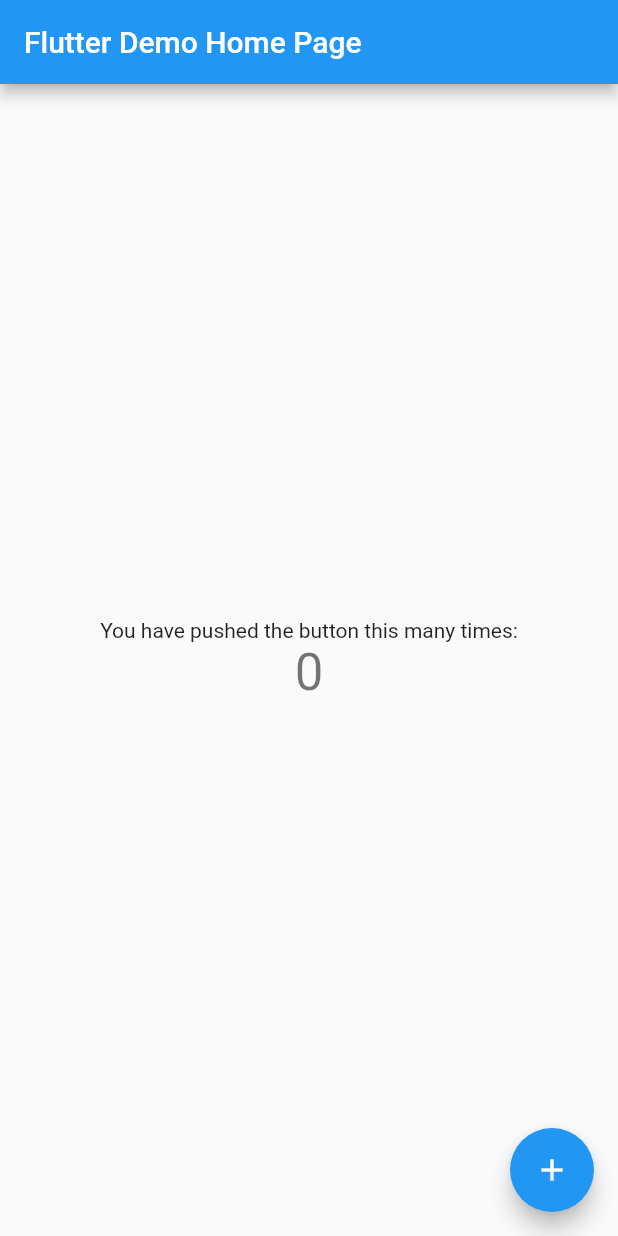
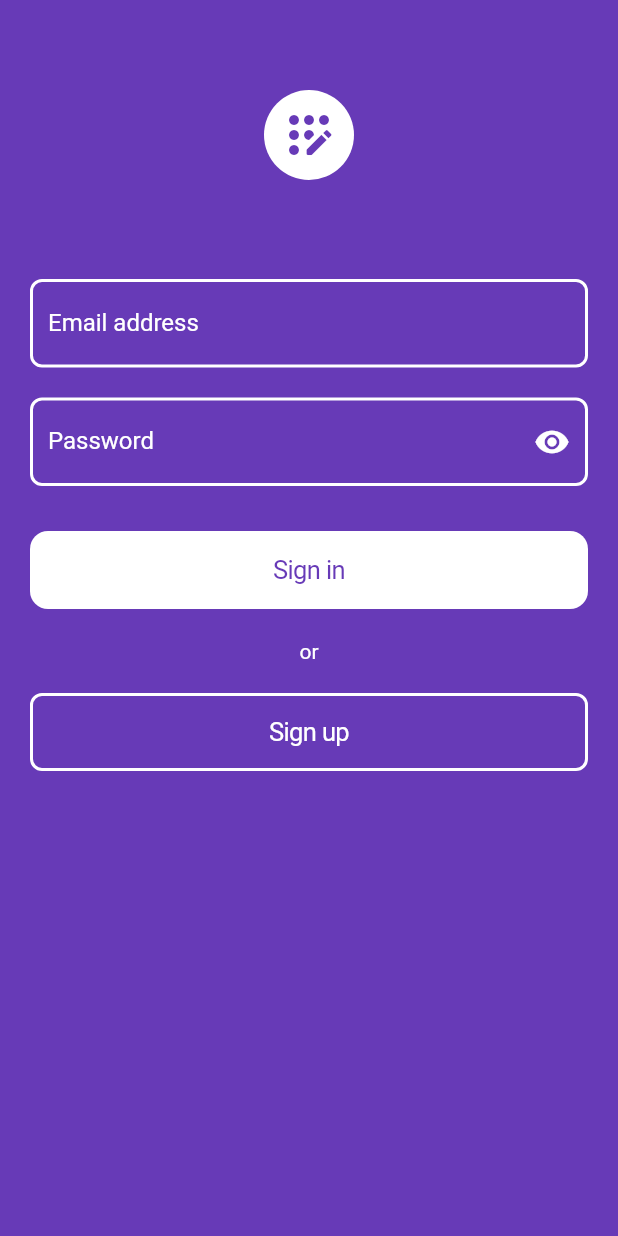
Before and after one commit to graphicbeacon/todo_auth_app, a Flutter app: the screen it shows after launch, on a phone screen of 412 x 824 dp. Run offline on Flutter 3.47's test engine with Material 2 defaults, Android fonts, the phone set to English and light mode, and no system bars; our stand-ins replace go_router.

Commit message:
Set up routing and screens

```diff
--- a/packages/todo_auth_client/lib/main.dart
+++ b/packages/todo_auth_client/lib/main.dart
@@ -1,115 +1,6 @@
 import 'package:flutter/material.dart';
+import 'package:todo_auth_client/src/app/app.dart';
 
 void main() {
-  runApp(const MyApp());
+  runApp(App());
 }
-
-class MyApp extends StatelessWidget {
-  const MyApp({super.key});
-
-  // This widget is the root of your application.
-  @override
-  Widget build(BuildContext context) {
-    return MaterialApp(
-      title: 'Flutter Demo',
-      theme: ThemeData(
-        // This is the theme of your application.
-        //
-        // Try running your application with "flutter run". You'll see the
-        // application has a blue toolbar. Then, without quitting the app, try
-        // changing the primarySwatch below to Colors.green and then invoke
-        // "hot reload" (press "r" in the console where you ran "flutter run",
-        // or simply save your changes to "hot reload" in a Flutter IDE).
-        // Notice that the counter didn't reset back to zero; the application
-        // is not restarted.
-        primarySwatch: Colors.blue,
-      ),
-      home: const MyHomePage(title: 'Flutter Demo Home Page'),
-    );
-  }
-}
-
-class MyHomePage extends StatefulWidget {
-  const MyHomePage({super.key, required this.title});
-
-  // This widget is the home page of your application. It is stateful, meaning
-  // that it has a State object (defined below) that contains fields that affect
-  // how it looks.
-
-  // This class is the configuration for the state. It holds the values (in this
-  // case the title) provided by the parent (in this case the App widget) and
-  // used by the build method of the State. Fields in a Widget subclass are
-  // always marked "final".
-
-  final String title;
-
-  @override
-  State<MyHomePage> createState() => _MyHomePageState();
-}
-
-class _MyHomePageState extends State<MyHomePage> {
-  int _counter = 0;
-
-  void _incrementCounter() {
-    setState(() {
-      // This call to setState tells the Flutter framework that something has
-      // changed in this State, which causes it to rerun the build method below
-      // so that the display can reflect the updated values. If we changed
-      // _counter without calling setState(), then the build method would not be
-      // called again, and so nothing would appear to happen.
-      _counter++;
-    });
-  }
-
-  @override
-  Widget build(BuildContext context) {
-    // This method is rerun every time setState is called, for instance as done
-    // by the _incrementCounter method above.
-    //
-    // The Flutter framework has been optimized to make rerunning build methods
-    // fast, so that you can just rebuild anything that needs updating rather
-    // than having to individually change instances of widgets.
-    return Scaffold(
-      appBar: AppBar(
-        // Here we take the value from the MyHomePage object that was created by
-        // the App.build method, and use it to set our appbar title.
-        title: Text(widget.title),
-      ),
-      body: Center(
-        // Center is a layout widget. It takes a single child and positions it
-        // in the middle of the parent.
-        child: Column(
-          // Column is also a layout widget. It takes a list of children and
-          // arranges them vertically. By default, it sizes itself to fit its
-          // children horizontally, and tries to be as tall as its parent.
-          //
-          // Invoke "debug painting" (press "p" in the console, choose the
-          // "Toggle Debug Paint" action from the Flutter Inspector in Android
-          // Studio, or the "Toggle Debug Paint" command in Visual Studio Code)
-          // to see the wireframe for each widget.
-          //
-          // Column has various properties to control how it sizes itself and
-          // how it positions its children. Here we use mainAxisAlignment to
-          // center the children vertically; the main axis here is the vertical
-          // axis because Columns are vertical (the cross axis would be
-          // horizontal).
-          mainAxisAlignment: MainAxisAlignment.center,
-          children: <Widget>[
-            const Text(
-              'You have pushed the button this many times:',
-            ),
-            Text(
-              '$_counter',
-              style: Theme.of(context).textTheme.headline4,
-            ),
-          ],
-        ),
-      ),
-      floatingActionButton: FloatingActionButton(
-        onPressed: _incrementCounter,
-        tooltip: 'Increment',
-        child: const Icon(Icons.add),
-      ), // This trailing comma makes auto-formatting nicer for build methods.
-    );
-  }
-}
--- /dev/null
+++ b/packages/todo_auth_client/lib/src/app/app.dart
@@ -0,0 +1,75 @@
+import 'package:flutter/material.dart';
+import 'package:go_router/go_router.dart';
+import 'package:todo_auth_client/src/signin/signin.dart';
+import 'package:todo_auth_client/src/signup/signup.dart';
+import 'package:todo_auth_client/src/todos/todos.dart';
+
+class App extends StatelessWidget {
+  App({super.key});
+
+  final _router = GoRouter(
+    routes: [
+      GoRoute(
+        path: "/",
+        builder: (context, state) => const SigninScreen(),
+        routes: [
+          GoRoute(
+            path: "signup",
+            builder: (context, state) => const SignupScreen(),
+          ),
+        ],
+      ),
+      GoRoute(
+        path: "/todos",
+        builder: (context, state) => const TodosScreen(),
+        routes: [
+          GoRoute(
+            path: "edit",
+            builder: (context, state) => const TodosEditScreen(),
+          ),
+        ],
+      ),
+    ],
+  );
+
+  @override
+  Widget build(BuildContext context) {
+    return MaterialApp.router(
+      debugShowCheckedModeBanner: false,
+      routerConfig: _router,
+      theme: ThemeData(
+        primaryColor: Colors.deepPurple,
+        appBarTheme: const AppBarTheme(
+          backgroundColor: Colors.deepPurple,
+        ),
+        inputDecorationTheme: InputDecorationTheme(
+          labelStyle: const TextStyle(
+            color: Colors.white,
+          ),
+          border: OutlineInputBorder(
+            borderSide: const BorderSide(
+              color: Colors.white,
+              width: 2,
+            ),
+            borderRadius: BorderRadius.circular(8),
+          ),
+          enabledBorder: OutlineInputBorder(
+            borderSide: const BorderSide(
+              color: Colors.white,
+              width: 2,
+            ),
+            borderRadius: BorderRadius.circular(8),
+          ),
+          focusedBorder: OutlineInputBorder(
+            borderSide: const BorderSide(
+              color: Colors.purpleAccent,
+              width: 2,
+            ),
+            borderRadius: BorderRadius.circular(8),
+          ),
+        ),
+      ),
+      title: 'Todo Auth App',
+    );
+  }
+}
--- /dev/null
+++ b/packages/todo_auth_client/lib/src/core/core.dart
@@ -0,0 +1 @@
+export 'widget/text_form_field_password.dart';
--- /dev/null
+++ b/packages/todo_auth_client/lib/src/core/widget/text_form_field_password.dart
@@ -0,0 +1,48 @@
+import 'package:flutter/material.dart';
+
+class TextFormFieldPassword extends StatefulWidget {
+  const TextFormFieldPassword({
+    this.labelText,
+    this.controller,
+    this.validator,
+    super.key,
+  });
+
+  final String? labelText;
+  final TextEditingController? controller;
+  final String? Function(String?)? validator;
+
+  @override
+  State<TextFormFieldPassword> createState() => _TextFormFieldPasswordState();
+}
+
+class _TextFormFieldPasswordState extends State<TextFormFieldPassword> {
+  bool _obscureText = true;
+
+  @override
+  Widget build(BuildContext context) {
+    return TextFormField(
+      controller: widget.controller,
+      obscureText: _obscureText,
+      decoration: InputDecoration(
+        labelText: widget.labelText,
+        counterText: '',
+        suffixIcon: GestureDetector(
+          onTap: () {
+            setState(() {
+              _obscureText = !_obscureText;
+            });
+          },
+          child: Icon(
+            _obscureText ? Icons.visibility : Icons.visibility_off,
+            color: Colors.white,
+          ),
+        ),
+      ),
+      validator: widget.validator,
+      style: const TextStyle(
+        color: Colors.white,
+      ),
+    );
+  }
+}
--- /dev/null
+++ b/packages/todo_auth_client/lib/src/signin/signin.dart
@@ -0,0 +1,2 @@
+export 'widget/signin_form.dart';
+export 'widget/signin_screen.dart';
--- /dev/null
+++ b/packages/todo_auth_client/lib/src/signin/widget/signin_form.dart
@@ -0,0 +1,56 @@
+import 'package:flutter/cupertino.dart';
+import 'package:flutter/material.dart';
+import 'package:go_router/go_router.dart';
+import 'package:todo_auth_client/src/core/core.dart';
+
+class SigninForm extends StatefulWidget {
+  const SigninForm({super.key});
+
+  @override
+  State<SigninForm> createState() => _SigninFormState();
+}
+
+class _SigninFormState extends State<SigninForm> {
+  final _formKey = GlobalKey<FormState>();
+
+  @override
+  Widget build(BuildContext context) {
+    return Form(
+      key: _formKey,
+      child: Column(
+        crossAxisAlignment: CrossAxisAlignment.start,
+        children: [
+          const SizedBox(height: 6),
+          TextFormField(
+            decoration: const InputDecoration(
+              labelText: 'Email address',
+              counterText: '',
+            ),
+            style: const TextStyle(
+              color: Colors.white,
+            ),
+          ),
+          const SizedBox(height: 20),
+          const TextFormFieldPassword(
+            labelText: 'Password',
+          ),
+          const SizedBox(height: 30),
+          SizedBox(
+            width: double.infinity,
+            child: CupertinoButton(
+              onPressed: () {
+                GoRouter.of(context).go('/todos');
+              },
+              color: Colors.white,
+              child: const Text(
+                'Sign in',
+                textAlign: TextAlign.center,
+                style: TextStyle(color: Colors.deepPurple),
+              ),
+            ),
+          ),
+        ],
+      ),
+    );
+  }
+}
--- /dev/null
+++ b/packages/todo_auth_client/lib/src/signin/widget/signin_screen.dart
@@ -0,0 +1,79 @@
+import 'package:flutter/cupertino.dart';
+import 'package:flutter/material.dart';
+import 'package:go_router/go_router.dart';
+import 'package:todo_auth_client/src/signin/signin.dart';
+
+class SigninScreen extends StatelessWidget {
+  const SigninScreen({super.key});
+
+  @override
+  Widget build(BuildContext context) {
+    final theme = Theme.of(context);
+
+    return Scaffold(
+      backgroundColor: theme.primaryColor,
+      body: SingleChildScrollView(
+        padding: const EdgeInsets.symmetric(horizontal: 20),
+        child: Center(
+          child: Column(
+            children: [
+              const SizedBox(height: 60),
+              const CircleAvatar(
+                backgroundColor: Colors.white,
+                radius: 30,
+                child: Icon(
+                  Icons.app_registration_rounded,
+                  color: Colors.deepPurple,
+                  size: 40,
+                ),
+              ),
+              const SizedBox(height: 60),
+              const SizedBox(
+                width: 400,
+                child: SigninForm(),
+              ),
+              const SizedBox(height: 20),
+              const Text(
+                'or',
+                style: TextStyle(
+                  color: Colors.white,
+                ),
+              ),
+              const SizedBox(height: 20),
+              SizedBox(
+                width: 400,
+                child: CupertinoButton(
+                  onPressed: () {
+                    GoRouter.of(context).go('/signup');
+                  },
+                  color: Colors.transparent,
+                  padding: EdgeInsets.zero,
+                  child: Container(
+                    width: double.infinity,
+                    padding: const EdgeInsets.symmetric(
+                      horizontal: 20,
+                      vertical: 14,
+                    ),
+                    decoration: BoxDecoration(
+                      border: Border.all(
+                        color: Colors.white,
+                        width: 2,
+                      ),
+                      borderRadius: BorderRadius.circular(8),
+                    ),
+                    child: const Text(
+                      'Sign up',
+                      textAlign: TextAlign.center,
+                      style: TextStyle(color: Colors.white),
+                    ),
+                  ),
+                ),
+              ),
+              const SizedBox(height: 70),
+            ],
+          ),
+        ),
+      ),
+    );
+  }
+}
--- /dev/null
+++ b/packages/todo_auth_client/lib/src/signup/signup.dart
@@ -0,0 +1,2 @@
+export 'widget/signup_screen.dart';
+export 'widget/signup_form.dart';
--- /dev/null
+++ b/packages/todo_auth_client/lib/src/todos/todos.dart
@@ -0,0 +1,3 @@
+export 'widget/todos_edit_screen.dart';
+export 'widget/todos_form.dart';
+export 'widget/todos_screen.dart';
--- a/packages/todo_auth_client/pubspec.yaml
+++ b/packages/todo_auth_client/pubspec.yaml
@@ -36,6 +36,7 @@ dependencies:
   # The following adds the Cupertino Icons font to your application.
   # Use with the CupertinoIcons class for iOS style icons.
   cupertino_icons: ^1.0.2
+  go_router: ^5.1.2
 
 dev_dependencies:
   flutter_test:
```
Also changed, not shown: packages/todo_auth_client/lib/src/signup/widget/signup_form.dart (added, +60 -0 lines), packages/todo_auth_client/lib/src/signup/widget/signup_screen.dart (added, +31 -0 lines), packages/todo_auth_client/lib/src/todos/widget/todos_edit_screen.dart (added, +24 -0 lines), packages/todo_auth_client/lib/src/todos/widget/todos_form.dart (added, +72 -0 lines), packages/todo_auth_client/lib/src/todos/widget/todos_screen.dart (added, +108 -0 lines), packages/todo_auth_client/pubspec.lock.
